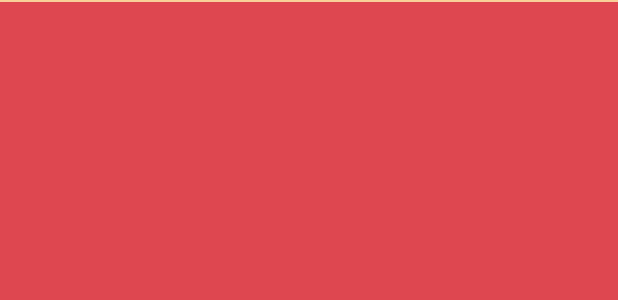
After one commit to sunnylixinyao/CanteenExpressClient, an Android app: the layout activity_login.xml on its own in the app's theme, with its tools: preview values and no code run, on a phone screen of 412 x 824 dp. The commit adds this screen. Shown: the top 300 px of the screen. Run offline under Robolectric (Android 15) with nearby library versions, the phone set to English and light mode, and no system bars.

Commit message:
2020/12/1

```diff
--- a/app/src/main/AndroidManifest.xml
+++ b/app/src/main/AndroidManifest.xml
@@ -17,6 +17,9 @@
             android:name=".HomeActivity"
             android:theme="@style/Theme.AppCompat.NoActionBar" />
         <activity
+            android:name=".LoginActivity"
+            android:theme="@style/Theme.AppCompat.NoActionBar" />
+        <activity
             android:name=".StartActivity"
             android:theme="@android:style/Theme.NoTitleBar.Fullscreen">
             <intent-filter>
--- /dev/null
+++ b/app/src/main/res/layout/activity_login.xml
@@ -0,0 +1,19 @@
+<LinearLayout
+    android:layout_width="match_parent"
+    android:layout_height="match_parent"
+    android:orientation="vertical"
+    android:background="@color/colorMain"
+    xmlns:android="http://schemas.android.com/apk/res/android">
+    <LinearLayout
+        android:background="@color/colorOfText"
+        android:layout_width="match_parent"
+        android:layout_height="1dp">
+    </LinearLayout>
+    <LinearLayout
+        android:id="@+id/content_fragment"
+        android:layout_width="match_parent"
+        android:layout_height="0dp"
+        android:layout_weight="9.5"
+        android:orientation="horizontal">
+    </LinearLayout>
+</LinearLayout>
--- /dev/null
+++ b/app/src/main/res/layout/fragement_register.xml
@@ -0,0 +1,6 @@
+<?xml version="1.0" encoding="utf-8"?>
+<androidx.constraintlayout.widget.ConstraintLayout
+    xmlns:android="http://schemas.android.com/apk/res/android" android:layout_width="match_parent"
+    android:layout_height="match_parent">
+
+</androidx.constraintlayout.widget.ConstraintLayout>
--- a/app/src/main/res/values/strings.xml
+++ b/app/src/main/res/values/strings.xml
@@ -2,4 +2,5 @@
     <string name="app_name">简食</string>
     <string name="nopersoninfo">点击左上方按钮登录</string>
     <string name="enjoyeatingtime">享受用餐美好时光</string>
+    <string name="loginin">登录</string>
 </resources>
```
Also changed, not shown: app/src/main/java/com/lixinyao/canteenexpressclient/HomeActivity.java (+6 -3 lines), app/src/main/java/com/lixinyao/canteenexpressclient/LoginActivity.java (added, +13 -0 lines), app/src/main/res/layout/activity_person.xml (+4 -6 lines), app/src/main/res/layout/fragment_loginin.xml (added, +47 -0 lines), app/src/main/res/drawable/back.png (added), app/src/main/res/drawable/person_icon.png (added), app/src/main/res/drawable/see.png (added).
